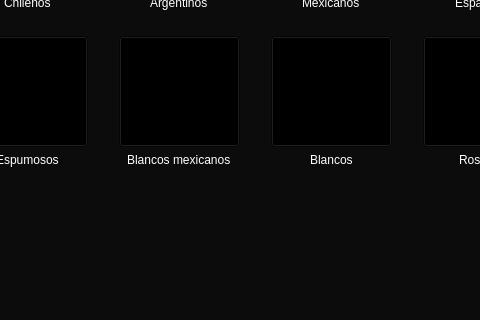
First picture: the form in Restaurante/Mesero/principal_mesero.ui, repository camvaz/restaurante-ihc, before the edit; both pictures show x 145 to 625 and y 195 to 515 of the 900 by 600 pixel window.
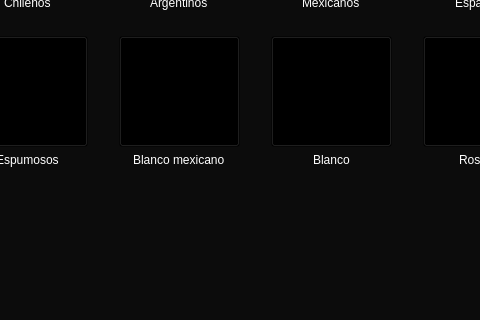
Second picture: the form after the edit. The open tabs and pages were chosen to show the change.

```diff
--- a/Restaurante/Mesero/principal_mesero.ui
+++ b/Restaurante/Mesero/principal_mesero.ui
@@ -3896,7 +3896,7 @@
 font: 10pt &quot;MS Shell Dlg 2&quot;;</string>
               </property>
               <property name="text">
-               <string>Blancos mexicanos</string>
+               <string>Blanco mexicano</string>
               </property>
              </widget>
             </item>
@@ -3964,7 +3964,7 @@
 font: 10pt &quot;MS Shell Dlg 2&quot;;</string>
               </property>
               <property name="text">
-               <string>Blancos</string>
+               <string>Blanco</string>
               </property>
              </widget>
             </item>
```
Left out of the diff: 46 changed lines with no effect on the pictures.
